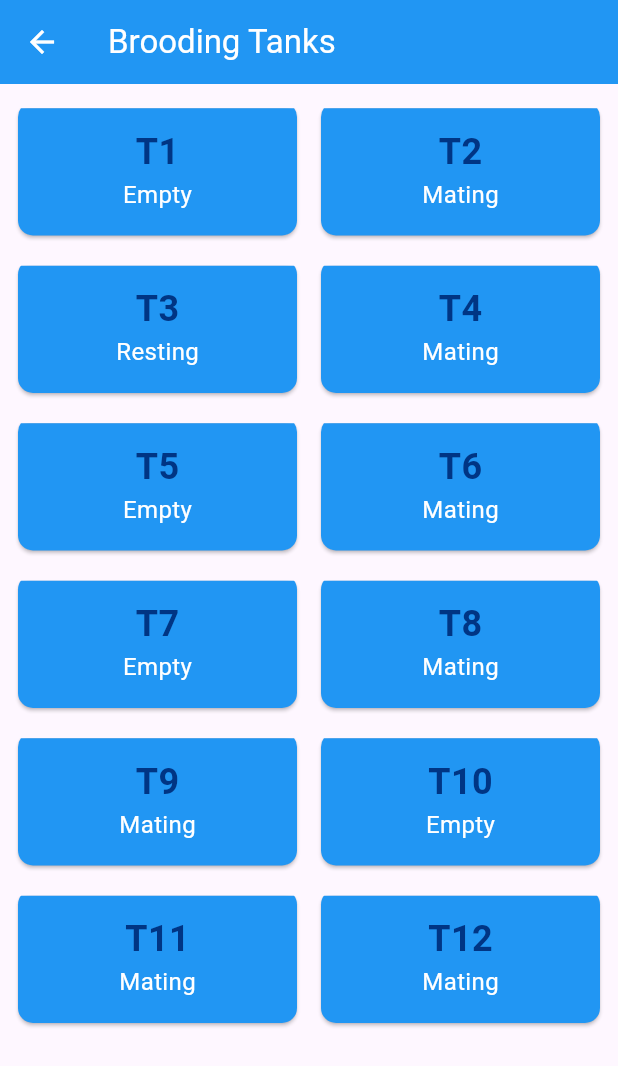
After one commit to sabujith/gkaqua, a Flutter app: the BroodingtanksScreen screen opened by its route, on a phone screen of 412 x 824 dp. The commit adds this screen. Shown: the top 1066 px of the screen. Run offline on Flutter 3.47's test engine with Material 3 defaults, Android fonts, the phone set to English and light mode, and no system bars.

Commit message:
Brooding Tanks

```diff
--- a/lib/Index_Screen.dart
+++ b/lib/Index_Screen.dart
@@ -33,7 +33,12 @@ class IndexScreen extends StatelessWidget {
                   onPressed: () {
                     Navigator.of(context).pushNamed('AddFP');
                   },
-                  child: Text('NFP'))
+                  child: Text('NFP')),
+              ElevatedButton(
+                  onPressed: () {
+                    Navigator.of(context).pushNamed('BroodingTanks');
+                  },
+                  child: Text('Brooding Tanks'))
             ],
           ),
         ),
--- a/lib/main.dart
+++ b/lib/main.dart
@@ -1,6 +1,7 @@
 import 'package:flutter/material.dart';
 import 'package:gk_aqua/Index_Screen.dart';
 import 'package:gk_aqua/screens/BroodStockIndex_Screen.dart';
+import 'package:gk_aqua/screens/BroodingTanks_Screen.dart';
 
 //importing pages
 import 'package:gk_aqua/screens/MalePrawnEntry_Screen.dart';
@@ -26,6 +27,9 @@ class MyApp extends StatelessWidget {
         },
         'BroodstockIndex': (context) {
           return BroodstockindexScreen();
+        },
+        'BroodingTanks': (context) {
+          return BroodingtanksScreen();
         }
       },
     );
--- /dev/null
+++ b/lib/screens/BroodingTanks_Screen.dart
@@ -0,0 +1,164 @@
+import 'package:flutter/material.dart';
+import 'dart:math';
+
+class BroodingtanksScreen extends StatefulWidget {
+  const BroodingtanksScreen({super.key});
+
+  @override
+  State<BroodingtanksScreen> createState() => _BroodingtanksScreenState();
+}
+
+class _BroodingtanksScreenState extends State<BroodingtanksScreen> {
+  // List of tanks with their names and status
+  List<Map<String, String>> TanksDetails = [
+    {"TankName": "T1", "TankStatus": "Empty"},
+    {"TankName": "T2", "TankStatus": "Mating"},
+    {"TankName": "T3", "TankStatus": "Resting"},
+    {"TankName": "T4", "TankStatus": "Mating"},
+    {"TankName": "T5", "TankStatus": "Empty"},
+    {"TankName": "T6", "TankStatus": "Mating"},
+    {"TankName": "T7", "TankStatus": "Empty"},
+    {"TankName": "T8", "TankStatus": "Mating"},
+    {"TankName": "T9", "TankStatus": "Mating"},
+    {"TankName": "T10", "TankStatus": "Empty"},
+    {"TankName": "T11", "TankStatus": "Mating"},
+    {"TankName": "T12", "TankStatus": "Mating"},
+  ];
+
+  @override
+  Widget build(BuildContext context) {
+    return Scaffold(
+      appBar: AppBar(
+        backgroundColor: Colors.blue,
+        shadowColor: Colors.blue,
+        leading: BackButton(
+          color: Colors.white,
+          onPressed: () {
+            Navigator.of(context).pop();
+          },
+        ),
+        title: const Text(
+          'Brooding Tanks',
+          style: TextStyle(color: Colors.white),
+        ),
+      ),
+      body: Padding(
+        padding: const EdgeInsets.all(8.0),
+        child: GridView.builder(
+          // Create a grid with 2 columns
+          gridDelegate: const SliverGridDelegateWithFixedCrossAxisCount(
+            crossAxisCount: 2, // 2 items per row
+            crossAxisSpacing: 8.0, // Space between columns
+            mainAxisSpacing: 8.0, // Space between rows
+            childAspectRatio: 2, // Aspect ratio of each item (width / height)
+          ),
+          itemCount: TanksDetails.length, // Number of items
+          itemBuilder: (context, index) {
+            var tank = TanksDetails[index];
+            return WaveAnimation(
+              child: GestureDetector(
+                onTap: () {},
+                child: Card(
+                  color: Colors.blue, // Background color of each tank card
+                  shape: RoundedRectangleBorder(
+                    borderRadius: BorderRadius.circular(10), // Rounded corners
+                  ),
+                  child: Column(
+                    mainAxisAlignment: MainAxisAlignment.center,
+                    children: [
+                      Text(
+                        tank["TankName"]!, // Tank Name
+                        style: const TextStyle(
+                          fontSize: 24,
+                          color: Color.fromARGB(255, 0, 53, 132),
+                          fontWeight: FontWeight.bold,
+                        ),
+                      ),
+                      Text(
+                        tank["TankStatus"]!, // Tank Status
+                        style: const TextStyle(
+                          fontSize: 16,
+                          color: Colors.white,
+                        ),
+                      ),
+                    ],
+                  ),
+                ),
+              ),
+            );
+          },
+        ),
+      ),
+    );
+  }
+}
+
+class WaveAnimation extends StatefulWidget {
+  final Widget child;
+
+  const WaveAnimation({Key? key, required this.child}) : super(key: key);
+
+  @override
+  _WaveAnimationState createState() => _WaveAnimationState();
+}
+
+class _WaveAnimationState extends State<WaveAnimation>
+    with SingleTickerProviderStateMixin {
+  late AnimationController _controller;
+  late Animation<double> _animation;
+
+  @override
+  void initState() {
+    super.initState();
+    _controller = AnimationController(
+      duration: const Duration(seconds: 2),
+      vsync: this,
+    )..repeat(reverse: true);
+
+    _animation = Tween<double>(begin: 0, end: 1).animate(_controller);
+  }
+
+  @override
+  Widget build(BuildContext context) {
+    return AnimatedBuilder(
+      animation: _animation,
+      builder: (context, child) {
+        return ClipPath(
+          clipper: WaveClipper(_animation.value),
+          child: widget.child,
+        );
+      },
+    );
+  }
+
+  @override
+  void dispose() {
+    _controller.dispose();
+    super.dispose();
+  }
+}
+
+class WaveClipper extends CustomClipper<Path> {
+  final double progress;
+
+  WaveClipper(this.progress);
+
+  @override
+  Path getClip(Size size) {
+    Path path = Path();
+    double waveHeight = 5 * sin(progress * 2 * pi);
+    double waveStartHeight = size.height * 0.10; // 25% of the height
+
+    path.lineTo(0, size.height);
+    path.lineTo(size.width, size.height);
+    path.lineTo(size.width, waveStartHeight + waveHeight);
+    path.lineTo(0, waveStartHeight + waveHeight);
+    path.close();
+    return path;
+  }
+
+  @override
+  bool shouldReclip(CustomClipper<Path> oldClipper) {
+    return true;
+  }
+}
--- a/lib/screens/FemalePrawnEntry_Screren.dart
+++ b/lib/screens/FemalePrawnEntry_Screren.dart
@@ -253,7 +253,12 @@ class _FemalePrawnScreenState extends State<FemalePrawnScreen> {
 
               ElevatedButton(
                 style: ElevatedButton.styleFrom(
-                  backgroundColor: Colors.blue,
+                  backgroundColor:
+                      Colors.blue.withOpacity(0.8), // Add transparency
+                  minimumSize: Size(double.infinity, 50),
+                  shape: RoundedRectangleBorder(
+                    borderRadius: BorderRadius.circular(5),
+                  ),
                 ),
                 onPressed: () {
                   if (_formKey.currentState!.validate()) {
--- a/lib/screens/MalePrawnEntry_Screen.dart
+++ b/lib/screens/MalePrawnEntry_Screen.dart
@@ -254,7 +254,14 @@ class _MalePrawnScreenState extends State<MalePrawnScreen> {
               const SizedBox(height: 16),
 
               ElevatedButton(
-                style: ElevatedButton.styleFrom(backgroundColor: Colors.blue),
+                style: ElevatedButton.styleFrom(
+                  backgroundColor:
+                      Colors.blue.withOpacity(0.8), // Add transparency
+                  minimumSize: Size(double.infinity, 50),
+                  shape: RoundedRectangleBorder(
+                    borderRadius: BorderRadius.circular(5),
+                  ),
+                ),
                 onPressed: () {
                   if (_formKey.currentState!.validate()) {
                     // Show submission message with all the input values
```
